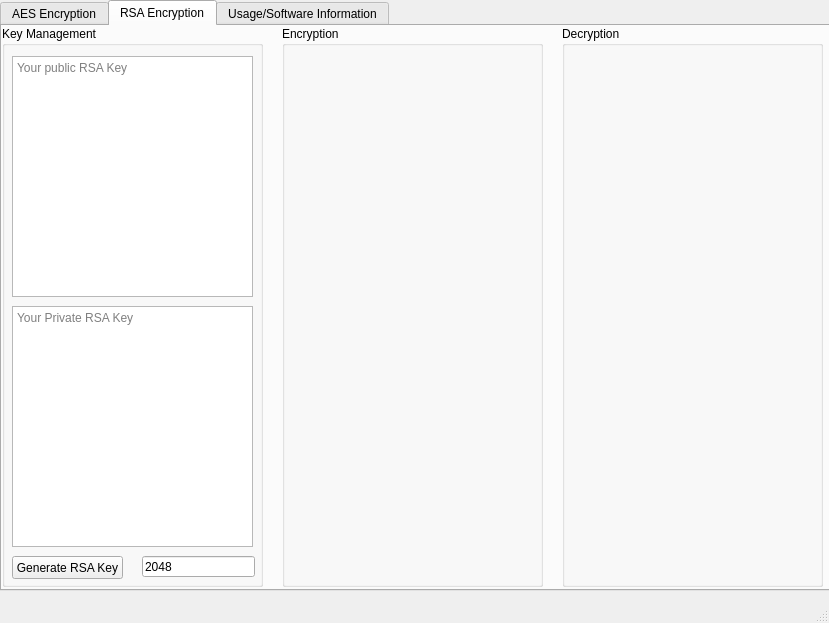
Above: mainwindow.ui from zhiyan114/SecureMessage before the change. Below: the same form after it.
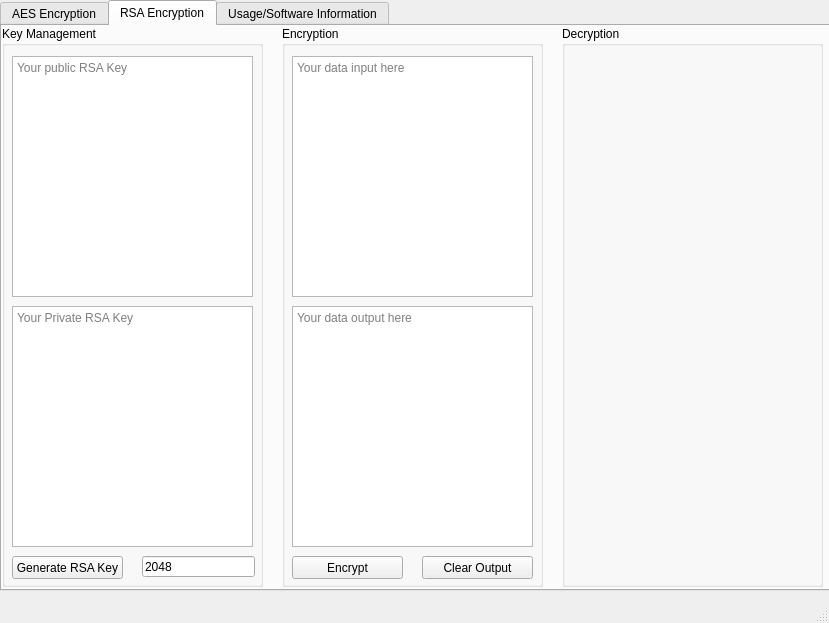
That is the form after the change.

The edit to the form file:
```diff
--- a/mainwindow.ui
+++ b/mainwindow.ui
@@ -330,6 +330,58 @@
       <property name="title">
        <string>Encryption</string>
       </property>
+      <widget class="QPlainTextEdit" name="REncInput">
+       <property name="geometry">
+        <rect>
+         <x>10</x>
+         <y>30</y>
+         <width>241</width>
+         <height>241</height>
+        </rect>
+       </property>
+       <property name="placeholderText">
+        <string>Your data input here</string>
+       </property>
+      </widget>
+      <widget class="QPushButton" name="REncryptBtn">
+       <property name="geometry">
+        <rect>
+         <x>10</x>
+         <y>530</y>
+         <width>111</width>
+         <height>23</height>
+        </rect>
+       </property>
+       <property name="text">
+        <string>Encrypt</string>
+       </property>
+      </widget>
+      <widget class="QPushButton" name="RDecryptBtn">
+       <property name="geometry">
+        <rect>
+         <x>140</x>
+         <y>530</y>
+         <width>111</width>
+         <height>23</height>
+        </rect>
+       </property>
+       <property name="text">
+        <string>Clear Output</string>
+       </property>
+      </widget>
+      <widget class="QPlainTextEdit" name="REncOutput">
+       <property name="geometry">
+        <rect>
+         <x>10</x>
+         <y>280</y>
+         <width>241</width>
+         <height>241</height>
+        </rect>
+       </property>
+       <property name="placeholderText">
+        <string>Your data output here</string>
+       </property>
+      </widget>
      </widget>
     </widget>
     <widget class="QWidget" name="UsageSection">
```
Left out of the diff: 3 changed lines with no effect on the pictures.
